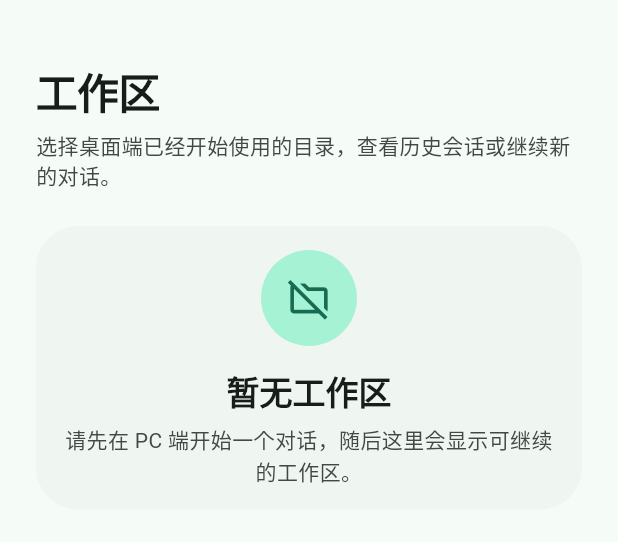
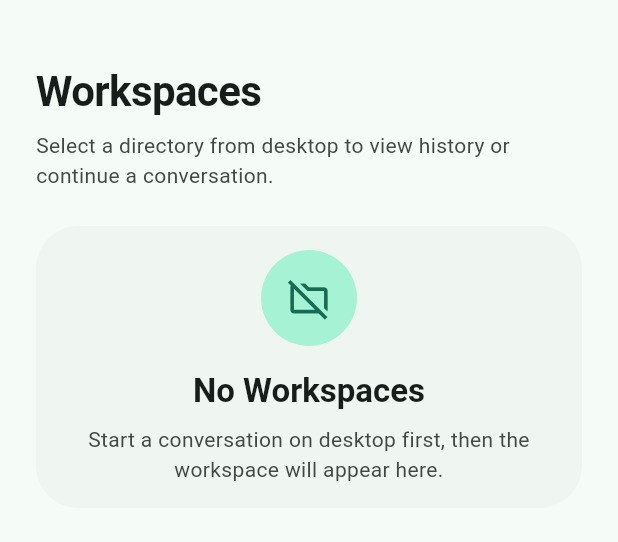
Before and after one commit to will-17173/opencode-go, a Flutter app: the HomeScreen screen opened by its route, on a phone screen of 412 x 824 dp, the part 56-598 px from its top. Run offline on Flutter 3.47's test engine with Material 3 defaults, Android fonts, the phone set to English and light mode, and no system bars; our stand-ins replace dio, flutter_image_compress, flutter_markdown, flutter_riverpod, flutter_slidable, image_picker and 1 more; accounts and stored records are empty.

Commit message:
feat(flutter): i18n for ChatScreen and chat widgets
- Replace hardcoded Chinese strings with l10n keys in ChatScreen
- Add i18n to chat widgets: ChatInputBar, ChatAppBar, ChatEmptyState,
  ChatAttachmentPreview, ChatToolStepTile
- Fix import path from flutter_gen to local l10n directory
- Update previous i18n implementations to use correct import path

Co-Authored-By: Claude Opus 4.6 <noreply@anthropic.com>

```diff
--- a/apps/app/l10n.yaml
+++ b/apps/app/l10n.yaml
@@ -2,3 +2,4 @@ arb-dir: lib/l10n
 template-arb-file: app_zh.arb
 output-localization-file: app_localizations.dart
 output-class: AppLocalizations
+output-dir: lib/l10n
--- a/apps/app/lib/screens/chat_screen.dart
+++ b/apps/app/lib/screens/chat_screen.dart
@@ -1,6 +1,7 @@
 import 'dart:convert';
 
 import 'package:flutter/material.dart';
+import 'package:opencode_go/l10n/app_localizations.dart';
 import 'package:flutter_riverpod/flutter_riverpod.dart';
 import 'package:image_picker/image_picker.dart';
 import 'package:flutter_image_compress/flutter_image_compress.dart';
@@ -120,7 +121,8 @@ class _ChatScreenState extends ConsumerState<ChatScreen> {
 
     ref.listen(chatProvider, (_, __) => _scrollToBottom());
 
-    final dirName = _directory?.split('/').last ?? '对话';
+    final l10n = AppLocalizations.of(context)!;
+    final dirName = _directory?.split('/').last ?? l10n.chatDefaultTitle;
 
     return Scaffold(
       appBar: ChatAppBar(
--- a/apps/app/lib/screens/home_screen.dart
+++ b/apps/app/lib/screens/home_screen.dart
@@ -1,4 +1,5 @@
 import 'package:flutter/material.dart';
+import 'package:opencode_go/l10n/app_localizations.dart';
 import 'package:flutter_riverpod/flutter_riverpod.dart';
 
 import '../providers/connection_provider.dart';
@@ -22,6 +23,7 @@ class HomeScreen extends ConsumerStatefulWidget {
 class _HomeScreenState extends ConsumerState<HomeScreen> {
   @override
   Widget build(BuildContext context) {
+    final l10n = AppLocalizations.of(context)!;
     final directoriesAsync = ref.watch(directoriesProvider);
 
     return AppScaffold(
@@ -46,22 +48,22 @@ class _HomeScreenState extends ConsumerState<HomeScreen> {
       child: Column(
         crossAxisAlignment: CrossAxisAlignment.start,
         children: [
-          const HomeHeader(
-            title: '工作区',
-            subtitle: '选择桌面端已经开始使用的目录，查看历史会话或继续新的对话。',
+          HomeHeader(
+            title: l10n.homeTitle,
+            subtitle: l10n.homeSubtitle,
           ),
           directoriesAsync.when(
-            loading: () => const AppLoadingState(message: '正在同步桌面端的工作区列表'),
+            loading: () => AppLoadingState(message: l10n.homeLoading),
             error: (e, _) => AppErrorState(
-              message: '目录加载失败：$e',
+              message: '${l10n.homeErrorPrefix}$e',
               onRetry: () => ref.invalidate(directoriesProvider),
             ),
             data: (dirs) {
               if (dirs.isEmpty) {
-                return const AppEmptyState(
+                return AppEmptyState(
                   icon: Icons.folder_off_outlined,
-                  title: '暂无工作区',
-                  message: '请先在 PC 端开始一个对话，随后这里会显示可继续的工作区。',
+                  title: l10n.homeEmptyTitle,
+                  message: l10n.homeEmptyMessage,
                 );
               }
 
--- a/apps/app/lib/widgets/chat/chat_app_bar.dart
+++ b/apps/app/lib/widgets/chat/chat_app_bar.dart
@@ -1,4 +1,5 @@
 import 'package:flutter/material.dart';
+import 'package:opencode_go/l10n/app_localizations.dart';
 
 class ChatAppBar extends StatelessWidget implements PreferredSizeWidget {
   final String title;
@@ -14,6 +15,7 @@ class ChatAppBar extends StatelessWidget implements PreferredSizeWidget {
 
   @override
   Widget build(BuildContext context) {
+    final l10n = AppLocalizations.of(context)!;
     return AppBar(
       title: Text(title, overflow: TextOverflow.ellipsis),
       actions: [
@@ -21,7 +23,7 @@ class ChatAppBar extends StatelessWidget implements PreferredSizeWidget {
           IconButton(
             icon: const Icon(Icons.stop_circle_outlined),
             onPressed: onStop,
-            tooltip: '停止',
+            tooltip: l10n.chatStop,
           ),
       ],
     );
--- a/apps/app/lib/widgets/chat/chat_attachment_preview.dart
+++ b/apps/app/lib/widgets/chat/chat_attachment_preview.dart
@@ -1,6 +1,7 @@
 import 'dart:convert';
 
 import 'package:flutter/material.dart';
+import 'package:opencode_go/l10n/app_localizations.dart';
 
 import '../../theme/app_spacing.dart';
 
@@ -18,6 +19,7 @@ class ChatAttachmentPreview extends StatelessWidget {
   Widget build(BuildContext context) {
     final colorScheme = Theme.of(context).colorScheme;
     final textTheme = Theme.of(context).textTheme;
+    final l10n = AppLocalizations.of(context)!;
 
     return Container(
       margin: const EdgeInsets.only(bottom: AppSpacing.sm),
@@ -33,7 +35,7 @@ class ChatAttachmentPreview extends StatelessWidget {
           Padding(
             padding: const EdgeInsets.fromLTRB(8, 4, 8, 8),
             child: Text(
-              '待发送附件',
+              l10n.chatPendingAttachments,
               style: textTheme.labelLarge?.copyWith(
                 color: colorScheme.onSurfaceVariant,
               ),
--- a/apps/app/lib/widgets/chat/chat_empty_state.dart
+++ b/apps/app/lib/widgets/chat/chat_empty_state.dart
@@ -1,4 +1,5 @@
 import 'package:flutter/material.dart';
+import 'package:opencode_go/l10n/app_localizations.dart';
 
 import '../../theme/app_spacing.dart';
 
@@ -9,6 +10,7 @@ class ChatEmptyState extends StatelessWidget {
   Widget build(BuildContext context) {
     final textTheme = Theme.of(context).textTheme;
     final colorScheme = Theme.of(context).colorScheme;
+    final l10n = AppLocalizations.of(context)!;
 
     return Center(
       child: Padding(
@@ -18,10 +20,10 @@ class ChatEmptyState extends StatelessWidget {
           children: [
             Icon(Icons.auto_awesome_outlined, size: 56, color: colorScheme.primary),
             const SizedBox(height: AppSpacing.lg),
-            Text('开始一个新对话', style: textTheme.titleLarge),
+            Text(l10n.chatEmptyTitle, style: textTheme.titleLarge),
             const SizedBox(height: AppSpacing.sm),
             Text(
-              '发送消息或添加图片附件，OpenCode 会继续当前工作区下的对话上下文。',
+              l10n.chatEmptyMessage,
               textAlign: TextAlign.center,
               style: textTheme.bodyMedium?.copyWith(
                 color: colorScheme.onSurfaceVariant,
--- a/apps/app/lib/widgets/chat/chat_input_bar.dart
+++ b/apps/app/lib/widgets/chat/chat_input_bar.dart
@@ -1,4 +1,5 @@
 import 'package:flutter/material.dart';
+import 'package:opencode_go/l10n/app_localizations.dart';
 
 class ChatInputBar extends StatelessWidget {
   final TextEditingController controller;
@@ -19,6 +20,7 @@ class ChatInputBar extends StatelessWidget {
   @override
   Widget build(BuildContext context) {
     final colorScheme = Theme.of(context).colorScheme;
+    final l10n = AppLocalizations.of(context)!;
 
     return Material(
       color: colorScheme.surfaceContainerLow,
@@ -31,7 +33,7 @@ class ChatInputBar extends StatelessWidget {
             IconButton.filledTonal(
               icon: const Icon(Icons.image_outlined),
               onPressed: isLoading ? null : onPickImage,
-              tooltip: '添加图片',
+              tooltip: l10n.chatAttachImage,
             ),
             const SizedBox(width: 8),
             Expanded(
@@ -41,7 +43,7 @@ class ChatInputBar extends StatelessWidget {
                 minLines: 1,
                 textInputAction: TextInputAction.newline,
                 decoration: InputDecoration(
-                  hintText: '发送消息...',
+                  hintText: l10n.chatPlaceholder,
                   filled: true,
                   fillColor: colorScheme.surface,
                 ),
```
Also changed, not shown: apps/app/lib/screens/session_list_screen.dart (+22 -17 lines), apps/app/lib/widgets/chat/chat_tool_step_tile.dart (+5 -3 lines), apps/app/lib/widgets/common/app_error_state.dart (+6 -4 lines), apps/app/lib/widgets/common/app_loading_state.dart (+5 -3 lines), apps/app/pubspec.lock.
